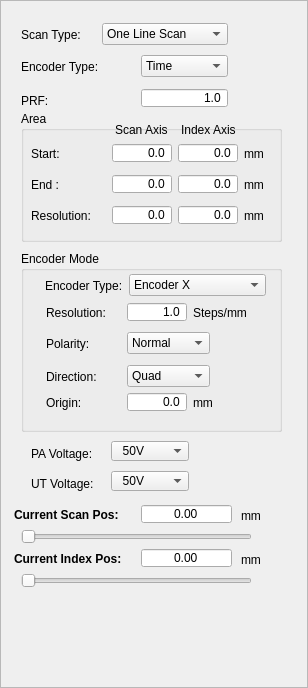
Old version of the form phascan_view/ui/InstrumentSettingWidget.ui in the repository qinxingying/hello-word.
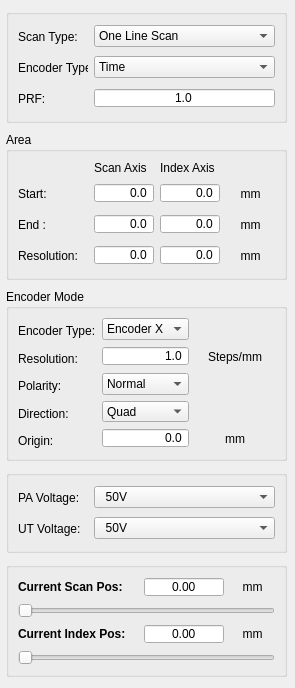
New version of the form.

Commit message: Updated: 更新ui布局；使界面更美观；

The edit to the form file:
```diff
--- a/phascan_view/ui/InstrumentSettingWidget.ui
+++ b/phascan_view/ui/InstrumentSettingWidget.ui
@@ -6,7 +6,7 @@
    <rect>
     <x>0</x>
     <y>0</y>
-    <width>308</width>
+    <width>295</width>
     <height>688</height>
    </rect>
   </property>
@@ -22,6 +22,9 @@
    </property>
    <item>
     <widget class="QScrollArea" name="scrollArea">
+     <property name="frameShape">
+      <enum>QFrame::NoFrame</enum>
+     </property>
      <property name="horizontalScrollBarPolicy">
       <enum>Qt::ScrollBarAlwaysOff</enum>
      </property>
@@ -37,66 +40,24 @@
         <height>686</height>
        </rect>
       </property>
-      <widget class="QLabel" name="LabelPaValtage">
-       <property name="geometry">
-        <rect>
-         <x>30</x>
-         <y>440</y>
-         <width>75</width>
-         <height>25</height>
-        </rect>
+      <layout class="QVBoxLayout" name="verticalLayout_3" stretch="3,4,5,2,4">
+       <property name="spacing">
+        <number>9</number>
        </property>
-       <property name="sizePolicy">
-        <sizepolicy hsizetype="Fixed" vsizetype="Fixed">
-         <horstretch>0</horstretch>
-         <verstretch>0</verstretch>
-        </sizepolicy>
+       <property name="leftMargin">
+        <number>6</number>
        </property>
-       <property name="minimumSize">
-        <size>
-         <width>75</width>
-         <height>25</height>
-        </size>
+       <property name="rightMargin">
+        <number>0</number>
        </property>
-       <property name="text">
-        <string>PA Voltage:</string>
-       </property>
-      </widget>
-      <widget class="QLabel" name="LabelUtVolatage">
-       <property name="geometry">
-        <rect>
-         <x>30</x>
-         <y>470</y>
-         <width>75</width>
-         <height>25</height>
-        </rect>
-       </property>
-       <property name="sizePolicy">
-        <sizepolicy hsizetype="Fixed" vsizetype="Fixed">
-         <horstretch>0</horstretch>
-         <verstretch>0</verstretch>
-        </sizepolicy>
-       </property>
-       <property name="minimumSize">
-        <size>
-         <width>75</width>
-         <height>25</height>
-        </size>
-       </property>
-       <property name="text">
-        <string>UT Voltage:</string>
-       </property>
-      </widget>
-      <widget class="QWidget" name="layoutWidget_5">
-       <property name="geometry">
-        <rect>
-         <x>20</x>
-         <y>20</y>
-         <width>207</width>
-         <height>93</height>
-        </rect>
-       </property>
-       <layout class="QGridLayout" name="gridLayout_10">
+       <item>
+        <widget class="QGroupBox" name="groupBox">
+         <property name="title">
+          <string/>
+         </property>
+         <layout class="QGridLayout" name="gridLayout_3">
+          <item row="0" column="0">
+           <layout class="QGridLayout" name="gridLayout_2">
         <item row="0" column="0">
          <widget class="QLabel" name="LabelScanType">
           <property name="sizePolicy">
@@ -107,16 +68,22 @@
           </property>
           <property name="minimumSize">
            <size>
-            <width>75</width>
+                <width>70</width>
             <height>25</height>
            </size>
           </property>
+              <property name="maximumSize">
+               <size>
+                <width>70</width>
+                <height>16777215</height>
+               </size>
+              </property>
           <property name="text">
            <string>Scan Type:</string>
           </property>
          </widget>
         </item>
-        <item row="0" column="1" colspan="2">
+            <item row="0" column="1">
          <widget class="QComboBox" name="ComScanType">
           <item>
            <property name="text">
@@ -130,7 +97,7 @@
           </item>
          </widget>
         </item>
-        <item row="1" column="0" colspan="2">
+            <item row="1" column="0">
          <widget class="QLabel" name="LabelEncoderType">
           <property name="sizePolicy">
            <sizepolicy hsizetype="Fixed" vsizetype="Fixed">
@@ -140,16 +107,22 @@
           </property>
           <property name="minimumSize">
            <size>
-            <width>75</width>
+                <width>70</width>
             <height>25</height>
            </size>
           </property>
+              <property name="maximumSize">
+               <size>
+                <width>70</width>
+                <height>16777215</height>
+               </size>
+              </property>
           <property name="text">
            <string>Encoder Type:</string>
           </property>
          </widget>
         </item>
-        <item row="1" column="2">
+            <item row="1" column="1">
          <widget class="QComboBox" name="ComEncoderType">
           <item>
            <property name="text">
@@ -185,7 +158,7 @@
           <property name="maximumSize">
            <size>
             <width>70</width>
-            <height>20</height>
+                <height>25</height>
            </size>
           </property>
           <property name="text">
@@ -193,7 +166,7 @@
           </property>
          </widget>
         </item>
-        <item row="2" column="2">
+            <item row="2" column="1">
          <widget class="QDoubleSpinBox" name="ValuePrf">
           <property name="sizePolicy">
            <sizepolicy hsizetype="Minimum" vsizetype="Fixed">
@@ -214,7 +187,7 @@
            </size>
           </property>
           <property name="alignment">
-           <set>Qt::AlignRight|Qt::AlignTrailing|Qt::AlignVCenter</set>
+               <set>Qt::AlignCenter</set>
           </property>
           <property name="buttonSymbols">
            <enum>QAbstractSpinBox::NoButtons</enum>
@@ -231,28 +204,20 @@
          </widget>
         </item>
        </layout>
-      </widget>
+          </item>
+         </layout>
+        </widget>
+       </item>
+       <item>
       <widget class="QGroupBox" name="BoxScanArea">
-       <property name="geometry">
-        <rect>
-         <x>20</x>
-         <y>110</y>
-         <width>261</width>
-         <height>131</height>
-        </rect>
-       </property>
        <property name="title">
         <string>Area</string>
        </property>
+         <layout class="QGridLayout" name="gridLayout_4">
+          <item row="0" column="0">
+           <layout class="QGridLayout" name="gridLayout">
+            <item row="0" column="1">
        <widget class="QLabel" name="LabelPaValtage_2">
-        <property name="geometry">
-         <rect>
-          <x>94</x>
-          <y>9</y>
-          <width>61</width>
-          <height>20</height>
-         </rect>
-        </property>
         <property name="sizePolicy">
          <sizepolicy hsizetype="Preferred" vsizetype="Preferred">
           <horstretch>111</horstretch>
@@ -269,15 +234,9 @@
          <string>Scan Axis</string>
         </property>
        </widget>
+            </item>
+            <item row="0" column="2">
        <widget class="QLabel" name="LabelPaValtage_3">
-        <property name="geometry">
-         <rect>
-          <x>160</x>
-          <y>9</y>
-          <width>61</width>
-          <height>20</height>
-         </rect>
-        </property>
         <property name="sizePolicy">
          <sizepolicy hsizetype="Preferred" vsizetype="Preferred">
           <horstretch>111</horstretch>
@@ -294,17 +253,8 @@
          <string>Index Axis</string>
         </property>
        </widget>
-       <widget class="QWidget" name="layoutWidget2">
-        <property name="geometry">
-         <rect>
-          <x>10</x>
-          <y>30</y>
-          <width>241</width>
-          <height>89</height>
-         </rect>
-        </property>
-        <layout class="QGridLayout" name="gridLayout">
-         <item row="0" column="0">
+            </item>
+            <item row="1" column="0">
           <widget class="QLabel" name="LabelScanStart">
            <property name="sizePolicy">
             <sizepolicy hsizetype="Fixed" vsizetype="Fixed">
@@ -314,16 +264,22 @@
            </property>
            <property name="minimumSize">
             <size>
-             <width>75</width>
+                <width>70</width>
              <height>25</height>
             </size>
            </property>
+              <property name="maximumSize">
+               <size>
+                <width>70</width>
+                <height>16777215</height>
+               </size>
+              </property>
            <property name="text">
             <string>Start:</string>
            </property>
           </widget>
          </item>
-         <item row="0" column="1">
+            <item row="1" column="1">
           <widget class="QDoubleSpinBox" name="ValueScanStart">
            <property name="sizePolicy">
             <sizepolicy hsizetype="Fixed" vsizetype="Fixed">
@@ -360,7 +316,7 @@
            </property>
           </widget>
          </item>
-         <item row="0" column="2">
+            <item row="1" column="2">
           <widget class="QDoubleSpinBox" name="ValueIndexStart">
            <property name="sizePolicy">
             <sizepolicy hsizetype="Fixed" vsizetype="Fixed">
@@ -397,14 +353,17 @@
            </property>
           </widget>
          </item>
-         <item row="0" column="3">
+            <item row="1" column="3">
           <widget class="QLabel" name="LabelScanStartUnit">
            <property name="text">
             <string>mm</string>
            </property>
-          </widget>
-         </item>
-         <item row="1" column="0">
+              <property name="alignment">
+               <set>Qt::AlignCenter</set>
+              </property>
+             </widget>
+            </item>
+            <item row="2" column="0">
           <widget class="QLabel" name="LabelScanEnd">
            <property name="sizePolicy">
             <sizepolicy hsizetype="Fixed" vsizetype="Fixed">
@@ -414,16 +373,22 @@
            </property>
            <property name="minimumSize">
             <size>
-             <width>75</width>
+                <width>70</width>
              <height>25</height>
             </size>
            </property>
+              <property name="maximumSize">
+               <size>
+                <width>70</width>
+                <height>16777215</height>
+               </size>
+              </property>
            <property name="text">
             <string>End :</string>
            </property>
           </widget>
          </item>
-         <item row="1" column="1">
+            <item row="2" column="1">
           <widget class="QDoubleSpinBox" name="ValueScanEnd">
            <property name="sizePolicy">
             <sizepolicy hsizetype="Fixed" vsizetype="Fixed">
@@ -460,7 +425,7 @@
            </property>
           </widget>
          </item>
-         <item row="1" column="2">
+            <item row="2" column="2">
           <widget class="QDoubleSpinBox" name="ValueIndexStop">
            <property name="sizePolicy">
             <sizepolicy hsizetype="Fixed" vsizetype="Fixed">
@@ -497,14 +462,17 @@
            </property>
           </widget>
          </item>
-         <item row="1" column="3">
+            <item row="2" column="3">
           <widget class="QLabel" name="LabelScanEndUnit">
            <property name="text">
             <string>mm</string>
            </property>
-          </widget>
-         </item>
-         <item row="2" column="0">
+              <property name="alignment">
+               <set>Qt::AlignCenter</set>
+              </property>
+             </widget>
+            </item>
+            <item row="3" column="0">
           <widget class="QLabel" name="LabelScanResolution">
            <property name="sizePolicy">
             <sizepolicy hsizetype="Fixed" vsizetype="Fixed">
@@ -514,16 +482,22 @@
            </property>
            <property name="minimumSize">
             <size>
-             <width>75</width>
+                <width>70</width>
              <height>25</height>
             </size>
            </property>
+              <property name="maximumSize">
+               <size>
+                <width>70</width>
+                <height>16777215</height>
+               </size>
+              </property>
            <property name="text">
             <string>Resolution:</string>
            </property>
           </widget>
          </item>
-         <item row="2" column="1">
+            <item row="3" column="1">
           <widget class="QDoubleSpinBox" name="ValueScanResolution">
            <property name="sizePolicy">
             <sizepolicy hsizetype="Fixed" vsizetype="Fixed">
@@ -560,7 +534,7 @@
            </property>
           </widget>
          </item>
-         <item row="2" column="2">
+            <item row="3" column="2">
           <widget class="QDoubleSpinBox" name="ValueIndexResolution">
            <property name="sizePolicy">
             <sizepolicy hsizetype="Fixed" vsizetype="Fixed">
@@ -597,39 +571,30 @@
            </property>
           </widget>
          </item>
-         <item row="2" column="3">
+            <item row="3" column="3">
           <widget class="QLabel" name="LabelScanResolutionUnit">
            <property name="text">
             <string>mm</string>
            </property>
+              <property name="alignment">
+               <set>Qt::AlignCenter</set>
+              </property>
           </widget>
          </item>
         </layout>
-       </widget>
-      </widget>
+          </item>
+         </layout>
+        </widget>
+       </item>
+       <item>
       <widget class="QGroupBox" name="BoxEncoderMode">
-       <property name="geometry">
-        <rect>
-         <x>20</x>
-         <y>250</y>
-         <width>261</width>
-         <height>181</height>
-        </rect>
-       </property>
        <property name="title">
         <string>Encoder Mode</string>
        </property>
-       <widget class="QWidget" name="layoutWidget1">
-        <property name="geometry">
-         <rect>
-          <x>24</x>
-          <y>20</y>
-          <width>221</width>
-          <height>29</height>
-         </rect>
-        </property>
-        <layout class="QHBoxLayout" name="horizontalLayout_5">
-         <item>
+         <layout class="QGridLayout" name="gridLayout_6">
+          <item row="0" column="0">
+           <layout class="QGridLayout" name="gridLayout_5">
+            <item row="0" column="0">
           <widget class="QLabel" name="LabelEncoderType_2">
            <property name="sizePolicy">
             <sizepolicy hsizetype="Fixed" vsizetype="Fixed">
@@ -639,7 +604,7 @@
            </property>
            <property name="minimumSize">
             <size>
-             <width>75</width>
+                <width>70</width>
              <height>25</height>
             </size>
            </property>
@@ -648,7 +613,7 @@
            </property>
           </widget>
          </item>
-         <item>
+            <item row="0" column="1">
           <widget class="QComboBox" name="ComEncoderTypeSetting">
            <item>
             <property name="text">
@@ -662,19 +627,7 @@
            </item>
           </widget>
          </item>
-        </layout>
-       </widget>
-       <widget class="QWidget" name="layoutWidget_2">
-        <property name="geometry">
-         <rect>
-          <x>25</x>
-          <y>48</y>
-          <width>221</width>
-          <height>27</height>
-         </rect>
-        </property>
-        <layout class="QHBoxLayout" name="horizontalLayout_6">
-         <item>
+            <item row="1" column="0">
           <widget class="QLabel" name="LabelResolution">
            <property name="sizePolicy">
             <sizepolicy hsizetype="Fixed" vsizetype="Fixed">
@@ -684,32 +637,38 @@
            </property>
            <property name="minimumSize">
             <size>
-             <width>75</width>
+                <width>70</width>
              <height>25</height>
             </size>
            </property>
+              <property name="maximumSize">
+               <size>
+                <width>70</width>
+                <height>16777215</height>
+               </size>
+              </property>
            <property name="text">
             <string>Resolution:</string>
            </property>
           </widget>
          </item>
-         <item>
+            <item row="1" column="1">
           <widget class="QDoubleSpinBox" name="ValueEncoderResolution">
            <property name="sizePolicy">
-            <sizepolicy hsizetype="Fixed" vsizetype="Fixed">
+               <sizepolicy hsizetype="Preferred" vsizetype="Preferred">
              <horstretch>0</horstretch>
              <verstretch>0</verstretch>
             </sizepolicy>
            </property>
            <property name="minimumSize">
             <size>
-             <width>60</width>
+                <width>0</width>
              <height>20</height>
             </size>
            </property>
            <property name="maximumSize">
             <size>
-             <width>60</width>
+                <width>1777125</width>
              <height>20</height>
             </size>
            </property>
@@ -730,26 +689,17 @@
            </property>
           </widget>
          </item>
-         <item>
+            <item row="1" column="2">
           <widget class="QLabel" name="LabelEncoderResolutionUnit">
            <property name="text">
             <string>Steps/mm</string>
            </property>
-          </widget>
-         </item>
-        </layout>
-       </widget>
-       <widget class="QWidget" name="layoutWidget_3">
-        <property name="geometry">
-         <rect>
-          <x>25</x>
-          <y>78</y>
-          <width>164</width>
-          <height>62</height>
-         </rect>
-        </property>
-        <layout class="QGridLayout" name="gridLayout_12">
-         <item row="0" column="0">
+              <property name="alignment">
+               <set>Qt::AlignCenter</set>
+              </property>
+             </widget>
+            </item>
+            <item row="2" column="0">
           <widget class="QLabel" name="LabelEncoderPolarity">
            <property name="sizePolicy">
             <sizepolicy hsizetype="Fixed" vsizetype="Fixed">
@@ -759,16 +709,22 @@
            </property>
            <property name="minimumSize">
             <size>
-             <width>75</width>
+                <width>70</width>
              <height>25</height>
             </size>
            </property>
+              <property name="maximumSize">
+               <size>
+                <width>70</width>
+                <height>16777215</height>
+               </size>
+              </property>
            <property name="text">
             <string>Polarity:</string>
            </property>
           </widget>
          </item>
-         <item row="0" column="1">
+            <item row="2" column="1">
           <widget class="QComboBox" name="ComEncoderPolarity">
            <item>
             <property name="text">
@@ -782,7 +738,7 @@
            </item>
           </widget>
          </item>
-         <item row="1" column="0">
+            <item row="3" column="0">
           <widget class="QLabel" name="LabelEncoderDirection">
            <property name="sizePolicy">
             <sizepolicy hsizetype="Fixed" vsizetype="Fixed">
@@ -792,16 +748,22 @@
            </property>
            <property name="minimumSize">
             <size>
-             <width>75</width>
+                <width>70</width>
              <height>25</height>
             </size>
            </property>
+              <property name="maximumSize">
+               <size>
+                <width>70</width>
+                <height>16777215</height>
+               </size>
+              </property>
            <property name="text">
             <string>Direction:</string>
            </property>
           </widget>
          </item>
-         <item row="1" column="1">
+            <item row="3" column="1">
           <widget class="QComboBox" name="ComEncoderDirection">
            <item>
             <property name="text">
@@ -820,19 +782,7 @@
            </item>
           </widget>
          </item>
-        </layout>
-       </widget>
-       <widget class="QWidget" name="layoutWidget">
-        <property name="geometry">
-         <rect>
-          <x>25</x>
-          <y>138</y>
-          <width>201</width>
-          <height>27</height>
-         </rect>
-        </property>
-        <layout class="QHBoxLayout" name="horizontalLayout">
-         <item>
+            <item row="4" column="0">
           <widget class="QLabel" name="LabelEncoderOrg">
            <property name="sizePolicy">
             <sizepolicy hsizetype="Fixed" vsizetype="Fixed">
@@ -842,32 +792,38 @@
            </property>
            <property name="minimumSize">
             <size>
-             <width>75</width>
+                <width>70</width>
              <height>25</height>
             </size>
            </property>
+              <property name="maximumSize">
+               <size>
+                <width>70</width>
+                <height>16777215</height>
+               </size>
+              </property>
            <property name="text">
             <string>Origin:</string>
            </property>
           </widget>
          </item>
-         <item>
+            <item row="4" column="1">
           <widget class="QDoubleSpinBox" name="ValueEncoderOrg">
            <property name="sizePolicy">
-            <sizepolicy hsizetype="Fixed" vsizetype="Fixed">
+               <sizepolicy hsizetype="Preferred" vsizetype="Preferred">
              <horstretch>0</horstretch>
              <verstretch>0</verstretch>
             </sizepolicy>
            </property>
            <property name="minimumSize">
             <size>
-             <width>60</width>
-             <height>20</height>
+                <width>0</width>
+                <height>0</height>
             </size>
            </property>
            <property name="maximumSize">
             <size>
-             <width>60</width>
+                <width>1777125</width>
              <height>20</height>
             </size>
            </property>
@@ -888,25 +844,70 @@
            </property>
           </widget>
          </item>
-         <item>
+            <item row="4" column="2">
           <widget class="QLabel" name="LabeEncoderOrgUnit">
            <property name="text">
             <string>mm</string>
            </property>
+              <property name="alignment">
+               <set>Qt::AlignCenter</set>
+              </property>
           </widget>
          </item>
         </layout>
-       </widget>
-      </widget>
+          </item>
+         </layout>
+        </widget>
+       </item>
+       <item>
+        <widget class="QGroupBox" name="groupBox_2">
+         <property name="title">
+          <string/>
+         </property>
+         <layout class="QGridLayout" name="gridLayout_8">
+          <item row="0" column="0">
+           <layout class="QGridLayout" name="gridLayout_7">
+            <item row="0" column="0">
+             <widget class="QLabel" name="LabelPaValtage">
+              <property name="sizePolicy">
+               <sizepolicy hsizetype="Fixed" vsizetype="Fixed">
+                <horstretch>0</horstretch>
+                <verstretch>0</verstretch>
+               </sizepolicy>
+              </property>
+              <property name="minimumSize">
+               <size>
+                <width>70</width>
+                <height>25</height>
+               </size>
+              </property>
+              <property name="maximumSize">
+               <size>
+                <width>70</width>
+                <height>16777215</height>
+               </size>
+              </property>
+              <property name="text">
+               <string>PA Voltage:</string>
+              </property>
+             </widget>
+            </item>
+            <item row="0" column="1">
+             <widget class="QComboBox" name="ComVoltagePa">
+              <item>
+               <property name="text">
+                <string>  50V</string>
+               </property>
+              </item>
+              <item>
+               <property name="text">
+                <string>100V </string>
+               </property>
+              </item>
+             </widget>
+            </item>
+            <item row="1" column="1">
       <widget class="QComboBox" name="ComVoltageUt">
-       <property name="geometry">
-        <rect>
-         <x>110</x>
-         <y>470</y>
-         <width>78</width>
-         <height>20</height>
-        </rect>
-       </property>
        <item>
         <property name="text">
          <string>  50V</string>
@@ -923,34 +924,58 @@
         </property>
        </item>
       </widget>
-      <widget class="QComboBox" name="ComVoltagePa">
-       <property name="geometry">
-        <rect>
-         <x>110</x>
-         <y>440</y>
-         <width>78</width>
-         <height>20</height>
-        </rect>
-       </property>
-       <item>
-        <property name="text">
-         <string>  50V</string>
-        </property>
-       </item>
-       <item>
+            </item>
+            <item row="1" column="0">
+             <widget class="QLabel" name="LabelUtVolatage">
+              <property name="sizePolicy">
+               <sizepolicy hsizetype="Fixed" vsizetype="Fixed">
+                <horstretch>0</horstretch>
+                <verstretch>0</verstretch>
+               </sizepolicy>
+              </property>
+              <property name="minimumSize">
+               <size>
+                <width>70</width>
+                <height>25</height>
+               </size>
+              </property>
+              <property name="maximumSize">
+               <size>
+                <width>70</width>
+                <height>16777215</height>
+               </size>
+              </property>
         <property name="text">
-         <string>100V </string>
-        </property>
-       </item>
-      </widget>
+               <string>UT Voltage:</string>
+              </property>
+             </widget>
+            </item>
+           </layout>
+          </item>
+         </layout>
+        </widget>
+       </item>
+       <item>
+        <widget class="QGroupBox" name="groupBox_3">
+         <property name="title">
+          <string/>
+         </property>
+         <layout class="QVBoxLayout" name="verticalLayout_2">
+          <item>
+           <layout class="QHBoxLayout" name="horizontalLayout">
+            <item>
       <widget class="QLabel" name="LabelScanPos">
-       <property name="geometry">
-        <rect>
-         <x>13</x>
-         <y>500</y>
-         <width>131</width>
-         <height>28</height>
-        </rect>
+              <property name="minimumSize">
+               <size>
+                <width>120</width>
+                <height>0</height>
+               </size>
+              </property>
+              <property name="maximumSize">
+               <size>
+                <width>130</width>
+                <height>16777215</height>
+               </size>
        </property>
        <property name="font">
         <font>
@@ -962,36 +987,26 @@
         <string>Current Scan Pos:</string>
        </property>
       </widget>
-      <widget class="QSlider" name="SliderCurrentScanPos">
-       <property name="geometry">
-        <rect>
-         <x>20</x>
-         <y>525</y>
-         <width>231</width>
-         <height>21</height>
-        </rect>
-       </property>
-       <property name="minimum">
-        <number>1</number>
-       </property>
-       <property name="maximum">
-        <number>256</number>
-       </property>
-       <property name="pageStep">
-        <number>1</number>
-       </property>
-       <property name="orientation">
-        <enum>Qt::Horizontal</enum>
-       </property>
-      </widget>
+            </item>
+            <item>
       <widget class="QDoubleSpinBox" name="SpinBoxCurrentScanPos">
-       <property name="geometry">
-        <rect>
-         <x>140</x>
-         <y>503</y>
-         <width>91</width>
+              <property name="sizePolicy">
+               <sizepolicy hsizetype="Preferred" vsizetype="Fixed">
+                <horstretch>0</horstretch>
+                <verstretch>0</verstretch>
+               </sizepolicy>
+              </property>
+              <property name="minimumSize">
+               <size>
+                <width>80</width>
          <height>20</height>
-        </rect>
+               </size>
+              </property>
+              <property name="maximumSize">
+               <size>
+                <width>80</width>
+                <height>20</height>
+               </size>
        </property>
        <property name="alignment">
         <set>Qt::AlignCenter</set>
@@ -1006,14 +1021,50 @@
         <double>10000.000000000000000</double>
        </property>
       </widget>
+            </item>
+            <item>
+             <widget class="QLabel" name="LabelScanPosUnit">
+              <property name="text">
+               <string>mm</string>
+              </property>
+              <property name="alignment">
+               <set>Qt::AlignCenter</set>
+              </property>
+             </widget>
+            </item>
+           </layout>
+          </item>
+          <item>
+           <widget class="QSlider" name="SliderCurrentScanPos">
+            <property name="minimum">
+             <number>1</number>
+            </property>
+            <property name="maximum">
+             <number>256</number>
+            </property>
+            <property name="pageStep">
+             <number>1</number>
+            </property>
+            <property name="orientation">
+             <enum>Qt::Horizontal</enum>
+            </property>
+           </widget>
+          </item>
+          <item>
+           <layout class="QHBoxLayout" name="horizontalLayout_2">
+            <item>
       <widget class="QLabel" name="LabelIndexPos">
-       <property name="geometry">
-        <rect>
-         <x>13</x>
-         <y>544</y>
-         <width>131</width>
-         <height>28</height>
-        </rect>
+              <property name="minimumSize">
+               <size>
+                <width>120</width>
+                <height>0</height>
+               </size>
+              </property>
+              <property name="maximumSize">
+               <size>
+                <width>120</width>
+                <height>16777215</height>
+               </size>
        </property>
        <property name="font">
         <font>
@@ -1025,14 +1076,26 @@
         <string>Current Index Pos:</string>
        </property>
       </widget>
+            </item>
+            <item>
       <widget class="QDoubleSpinBox" name="SpinBoxCurrentIndexPos">
-       <property name="geometry">
-        <rect>
-         <x>140</x>
-         <y>547</y>
-         <width>91</width>
+              <property name="sizePolicy">
+               <sizepolicy hsizetype="Preferred" vsizetype="Fixed">
+                <horstretch>0</horstretch>
+                <verstretch>0</verstretch>
+               </sizepolicy>
+              </property>
+              <property name="minimumSize">
+               <size>
+                <width>80</width>
          <height>20</height>
-        </rect>
+               </size>
+              </property>
+              <property name="maximumSize">
+               <size>
+                <width>80</width>
+                <height>20</height>
+               </size>
        </property>
        <property name="alignment">
         <set>Qt::AlignCenter</set>
@@ -1041,54 +1104,39 @@
         <enum>QAbstractSpinBox::NoButtons</enum>
        </property>
       </widget>
-      <widget class="QSlider" name="SliderCurrentIndexPos">
-       <property name="geometry">
-        <rect>
-         <x>20</x>
-         <y>569</y>
-         <width>231</width>
-         <height>21</height>
-        </rect>
-       </property>
-       <property name="minimum">
-        <number>1</number>
-       </property>
-       <property name="maximum">
-        <number>256</number>
-       </property>
-       <property name="pageStep">
-        <number>1</number>
-       </property>
-       <property name="orientation">
-        <enum>Qt::Horizontal</enum>
-       </property>
-      </widget>
-      <widget class="QLabel" name="LabelScanPosUnit">
-       <property name="geometry">
-        <rect>
-         <x>240</x>
-         <y>505</y>
-         <width>41</width>
-         <height>20</height>
-        </rect>
-       </property>
-       <property name="text">
-        <string>mm</string>
-       </property>
-      </widget>
+            </item>
+            <item>
       <widget class="QLabel" name="LabelIndexPosUnit">
-       <property name="geometry">
-        <rect>
-         <x>240</x>
-         <y>549</y>
-         <width>41</width>
-         <height>20</height>
-        </rect>
-       </property>
        <property name="text">
         <string>mm</string>
        </property>
-      </widget>
+              <property name="alignment">
+               <set>Qt::AlignCenter</set>
+              </property>
+             </widget>
+            </item>
+           </layout>
+          </item>
+          <item>
+           <widget class="QSlider" name="SliderCurrentIndexPos">
+            <property name="minimum">
+             <number>1</number>
+            </property>
+            <property name="maximum">
+             <number>256</number>
+            </property>
+            <property name="pageStep">
+             <number>1</number>
+            </property>
+            <property name="orientation">
+             <enum>Qt::Horizontal</enum>
+            </property>
+           </widget>
+          </item>
+         </layout>
+        </widget>
+       </item>
+      </layout>
      </widget>
     </widget>
    </item>
```
Left out of the diff: 11 changed lines with no effect on the pictures. Lines whose indentation alone changed are shown as unchanged. The commit also changes 1 other file.
